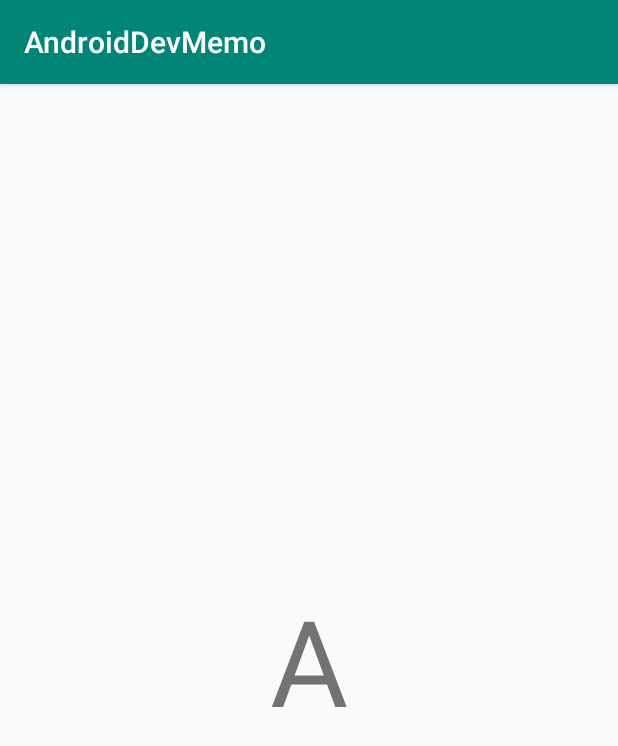
After one commit to shusheng007/AndroidDevMemo, an Android app: the FragmentA screen opened directly, with no data from a screen before it, on a phone screen of 412 x 824 dp. The commit adds this screen. Shown: the top 746 px of the screen. Run offline under Robolectric (Android 15) with nearby library versions, the phone set to English and light mode, and no system bars.

Commit message:
feature：add fragment example

```diff
--- a/app/src/main/AndroidManifest.xml
+++ b/app/src/main/AndroidManifest.xml
@@ -3,6 +3,7 @@
     package="top.ss007.androiddevmemo">
 
     <uses-permission android:name="android.permission.WRITE_EXTERNAL_STORAGE" />
+
     <application
         android:allowBackup="true"
         android:icon="@mipmap/ic_launcher"
@@ -10,7 +11,8 @@
         android:roundIcon="@mipmap/ic_launcher_round"
         android:supportsRtl="true"
         android:theme="@style/AppTheme">
-        <activity android:name=".storage.StorageActivity"></activity>
+        <activity android:name=".fragments.FragmentDemoActivity"></activity>
+        <activity android:name=".storage.StorageActivity" />
         <activity android:name=".MainActivity">
             <intent-filter>
                 <action android:name="android.intent.action.MAIN" />
--- a/app/src/main/java/top/ss007/androiddevmemo/MemoType.kt
+++ b/app/src/main/java/top/ss007/androiddevmemo/MemoType.kt
@@ -10,5 +10,6 @@ package top.ss007.androiddevmemo
  */
 enum class MemoType {
     STORAGE,
-    FILE_SHARE
+    FILE_SHARE,
+    FRAGMENT
 }
--- /dev/null
+++ b/app/src/main/java/top/ss007/androiddevmemo/fragments/FragmentA.kt
@@ -0,0 +1,24 @@
+package top.ss007.androiddevmemo.fragments
+
+
+import android.os.Bundle
+import android.view.LayoutInflater
+import android.view.View
+import android.view.ViewGroup
+import androidx.fragment.app.Fragment
+import top.ss007.androiddevmemo.R
+
+/**
+ * A simple [Fragment] subclass.
+ */
+class FragmentA : Fragment() {
+
+    override fun onCreateView(
+        inflater: LayoutInflater, container: ViewGroup?,
+        savedInstanceState: Bundle?
+    ): View? {
+        return inflater.inflate(R.layout.fragment_a, container, false)
+    }
+
+
+}
--- /dev/null
+++ b/app/src/main/java/top/ss007/androiddevmemo/fragments/FragmentDemoActivity.kt
@@ -0,0 +1,28 @@
+package top.ss007.androiddevmemo.fragments
+
+import android.os.Bundle
+import androidx.appcompat.app.AppCompatActivity
+import top.ss007.androiddevmemo.R
+
+class FragmentDemoActivity : AppCompatActivity() {
+
+    override fun onCreate(savedInstanceState: Bundle?) {
+        super.onCreate(savedInstanceState)
+        setContentView(R.layout.activity_fragment_demo)
+
+        val fa: FragmentA = Navigator.newFragmentInstance(FragmentA::class.java, Bundle())
+        Navigator.open(
+            supportFragmentManager,
+            R.id.frg_container,
+            fa,
+            FragmentA::class.java.simpleName,
+            true,
+            false,
+            TAG_TRANSATION_A
+            )
+    }
+
+    companion object {
+        val TAG_TRANSATION_A = "TAG_TRANSATION_A"
+    }
+}
--- /dev/null
+++ b/app/src/main/java/top/ss007/androiddevmemo/fragments/Navigator.kt
@@ -0,0 +1,72 @@
+package top.ss007.androiddevmemo.fragments
+
+import android.os.Bundle
+import androidx.fragment.app.Fragment
+import androidx.fragment.app.FragmentManager
+
+/**
+ * Created by Ben.Wang
+ *
+ * @author Ben.Wang
+ * @modifier
+ * @createDate 2019/11/6 17:02
+ * @description
+ */
+object Navigator {
+
+    fun <T : Fragment> newFragmentInstance( clazz: Class<T>,  bundle: Bundle?): T {
+        with(clazz.newInstance()){
+            arguments=bundle
+            return this
+        }
+    }
+
+    /**
+     * Opens fragment using supplied fragment manager and parameters
+     *
+     * @param manager        FragmentManager to show the Fragment with
+     * @param fragment       Fragment to show
+     * @param tag            Tag to use in the FragmentTransaction
+     * @param asRoot         If TRUE, backstack will be popped before adding fragment
+     * @param now            If TRUE, commitNow() will be used on the FragmentTransaction instead of commit()
+     * @param transactionTag a tag that the transaction will be marked with, so later it
+     * can be popped all the way to this transaction
+     */
+    fun open(
+        manager: FragmentManager?,
+        containerId: Int,
+        fragment: Fragment,
+        tag: String,
+        asRoot: Boolean,
+        now: Boolean,
+        transactionTag: String?
+    ): Boolean {
+        if (manager != null) {
+            if (manager.isStateSaved) {
+                return false
+            }
+
+            val ft = manager!!.beginTransaction()
+
+            if (asRoot) {
+                manager.popBackStackImmediate(null,FragmentManager.POP_BACK_STACK_INCLUSIVE)
+            }
+
+            ft.replace(containerId, fragment, tag)
+            if (!asRoot) {
+                ft.addToBackStack(transactionTag)
+            }
+
+            ft.setCustomAnimations(android.R.anim.fade_in, android.R.anim.fade_out)
+
+            if (now) {
+                ft.commitNow()
+            } else {
+                ft.commit()
+            }
+            return true
+        }
+        return false
+    }
+
+}
--- /dev/null
+++ b/app/src/main/res/layout/activity_fragment_demo.xml
@@ -0,0 +1,17 @@
+<?xml version="1.0" encoding="utf-8"?>
+<androidx.constraintlayout.widget.ConstraintLayout
+    xmlns:android="http://schemas.android.com/apk/res/android"
+    xmlns:app="http://schemas.android.com/apk/res-auto"
+    xmlns:tools="http://schemas.android.com/tools"
+    android:layout_width="match_parent"
+    android:layout_height="match_parent"
+    tools:context=".fragments.FragmentDemoActivity">
+    <FrameLayout
+        android:id="@+id/frg_container"
+        android:layout_width="0dp"
+        android:layout_height="0dp"
+        app:layout_constraintBottom_toBottomOf="parent"
+        app:layout_constraintLeft_toLeftOf="parent"
+        app:layout_constraintRight_toRightOf="parent"
+        app:layout_constraintTop_toTopOf="parent" />
+</androidx.constraintlayout.widget.ConstraintLayout>
--- /dev/null
+++ b/app/src/main/res/layout/fragment_a.xml
@@ -0,0 +1,16 @@
+<?xml version="1.0" encoding="utf-8"?>
+<FrameLayout xmlns:android="http://schemas.android.com/apk/res/android"
+    xmlns:tools="http://schemas.android.com/tools"
+    android:layout_width="match_parent"
+    android:layout_height="match_parent"
+    tools:context=".fragments.FragmentA">
+
+    <!-- TODO: Update blank fragment layout -->
+    <TextView
+        android:layout_width="match_parent"
+        android:layout_height="match_parent"
+        android:gravity="center"
+        android:textSize="80sp"
+        android:text="A" />
+
+</FrameLayout>
--- a/app/src/main/res/values/strings.xml
+++ b/app/src/main/res/values/strings.xml
@@ -1,3 +1,6 @@
 <resources>
     <string name="app_name">AndroidDevMemo</string>
+
+    <!-- TODO: Remove or change this placeholder text -->
+    <string name="hello_blank_fragment">Hello blank fragment</string>
 </resources>
```
Also changed, not shown: app/src/main/java/top/ss007/androiddevmemo/MainActivity.kt (+7 -2 lines), app/src/main/java/top/ss007/androiddevmemo/fragments/FragmentB.kt (added, +25 -0 lines), app/src/main/java/top/ss007/androiddevmemo/fragments/FragmentC.kt (added, +25 -0 lines), app/src/main/res/layout/fragment_b.xml (added, +16 -0 lines), app/src/main/res/layout/fragment_c.xml (added, +16 -0 lines).
